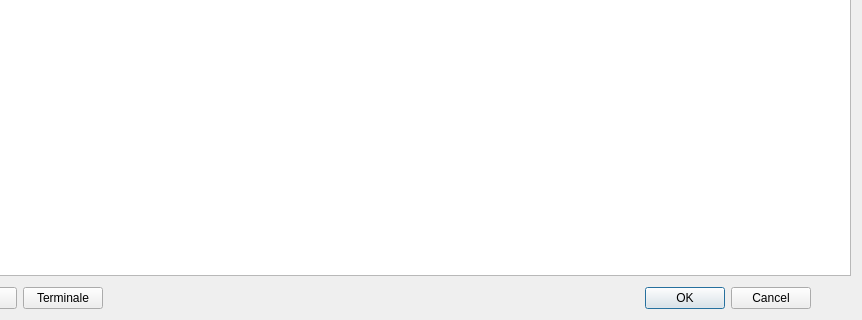
Old version of the form searchpathmanager.ui in the repository Gabriele266/ArduinoPacMan; both pictures show x 332 to 1194 and y 356 to 676 of the 1194 by 676 pixel window.
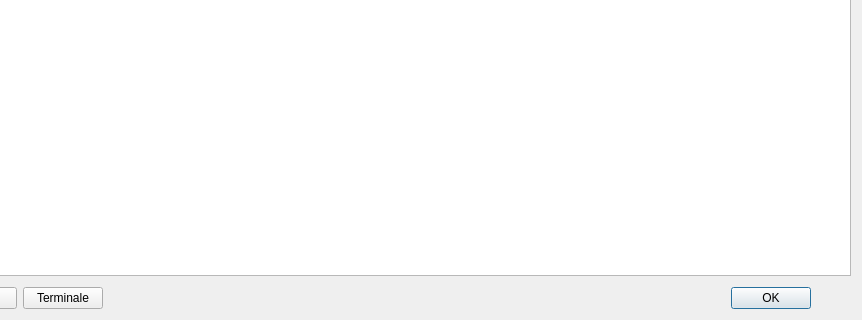
New version of the form.

Commit message: Rimosso pulsante cancella

The edit to the form file:
```diff
--- a/searchpathmanager.ui
+++ b/searchpathmanager.ui
@@ -115,7 +115,7 @@
           <enum>Qt::Horizontal</enum>
          </property>
          <property name="standardButtons">
-          <set>QDialogButtonBox::Cancel|QDialogButtonBox::Ok</set>
+          <set>QDialogButtonBox::Ok</set>
          </property>
         </widget>
        </item>
```
